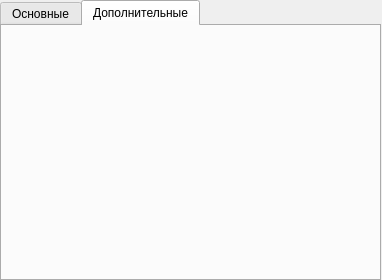
Before: the Qt Designer form ui/Settings.ui in ismd/screenshotgun, drawn with Qt 5.
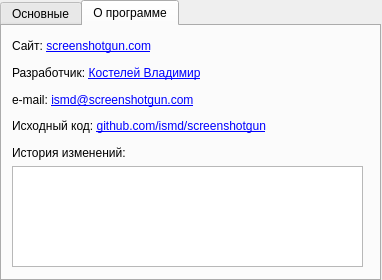
After: the same form once the commit is applied. The open tabs and pages were chosen to show the change.

Patch:
```diff
--- a/ui/Settings.ui
+++ b/ui/Settings.ui
@@ -35,28 +35,17 @@
     <attribute name="title">
      <string>Основные</string>
     </attribute>
-    <widget class="QCheckBox" name="autoStartupCheckBox">
+    <widget class="QWidget" name="">
      <property name="geometry">
       <rect>
        <x>10</x>
-       <y>150</y>
-       <width>308</width>
-       <height>31</height>
-      </rect>
-     </property>
-     <property name="text">
-      <string>Запускать при старте системы</string>
-     </property>
-    </widget>
-    <widget class="QWidget" name="layoutWidget">
-     <property name="geometry">
-      <rect>
-       <x>11</x>
        <y>11</y>
        <width>351</width>
-       <height>132</height>
+       <height>226</height>
       </rect>
      </property>
+     <layout class="QVBoxLayout" name="verticalLayout_4">
+      <item>
      <layout class="QGridLayout" name="gridLayout">
       <item row="0" column="0" rowspan="4">
        <layout class="QVBoxLayout" name="verticalLayout">
@@ -134,16 +123,15 @@
        </widget>
       </item>
      </layout>
-    </widget>
-    <widget class="QWidget" name="layoutWidget1">
-     <property name="geometry">
-      <rect>
-       <x>10</x>
-       <y>190</y>
-       <width>351</width>
-       <height>51</height>
-      </rect>
-     </property>
+      </item>
+      <item>
+       <widget class="QCheckBox" name="autoStartupCheckBox">
+        <property name="text">
+         <string>Запускать при старте системы</string>
+        </property>
+       </widget>
+      </item>
+      <item>
      <layout class="QHBoxLayout" name="horizontalLayout">
       <item>
        <widget class="QLabel" name="errorLabel">
@@ -215,6 +203,8 @@
        </widget>
       </item>
      </layout>
+      </item>
+     </layout>
     </widget>
    </widget>
    <widget class="QWidget" name="tab_2">
@@ -222,8 +212,92 @@
      <bool>true</bool>
     </property>
     <attribute name="title">
-     <string>Дополнительные</string>
+     <string>О программе</string>
     </attribute>
+    <widget class="QWidget" name="layoutWidget">
+     <property name="geometry">
+      <rect>
+       <x>10</x>
+       <y>10</y>
+       <width>300</width>
+       <height>101</height>
+      </rect>
+     </property>
+     <layout class="QVBoxLayout" name="verticalLayout_2">
+      <item>
+       <widget class="QLabel" name="label">
+        <property name="text">
+         <string>Сайт: &lt;a href=&quot;http://screenshotgun.com&quot;&gt;screenshotgun.com&lt;/a&gt;</string>
+        </property>
+        <property name="textFormat">
+         <enum>Qt::AutoText</enum>
+        </property>
+        <property name="openExternalLinks">
+         <bool>true</bool>
+        </property>
+       </widget>
+      </item>
+      <item>
+       <widget class="QLabel" name="label_2">
+        <property name="text">
+         <string>Разработчик: &lt;a href=&quot;http://ismd.me&quot;&gt;Костелей Владимир&lt;/a&gt;</string>
+        </property>
+        <property name="openExternalLinks">
+         <bool>true</bool>
+        </property>
+       </widget>
+      </item>
+      <item>
+       <widget class="QLabel" name="label_3">
+        <property name="text">
+         <string>e-mail: &lt;a href=&quot;mailto:ismd@screenshotgun.com&quot;&gt;ismd@screenshotgun.com&lt;/a&gt;</string>
+        </property>
+        <property name="openExternalLinks">
+         <bool>true</bool>
+        </property>
+       </widget>
+      </item>
+      <item>
+       <widget class="QLabel" name="label_4">
+        <property name="text">
+         <string>Исходный код: &lt;a href=&quot;https://github.com/ismd/screenshotgun&quot;&gt;github.com/ismd/screenshotgun&lt;/a&gt;</string>
+        </property>
+        <property name="openExternalLinks">
+         <bool>true</bool>
+        </property>
+       </widget>
+      </item>
+     </layout>
+    </widget>
+    <widget class="QWidget" name="layoutWidget">
+     <property name="geometry">
+      <rect>
+       <x>10</x>
+       <y>120</y>
+       <width>351</width>
+       <height>121</height>
+      </rect>
+     </property>
+     <layout class="QVBoxLayout" name="verticalLayout_3">
+      <item>
+       <widget class="QLabel" name="label_5">
+        <property name="text">
+         <string>История изменений:</string>
+        </property>
+       </widget>
+      </item>
+      <item>
+       <widget class="QPlainTextEdit" name="changelogTextEdit">
+        <property name="enabled">
+         <bool>true</bool>
+        </property>
+        <property name="readOnly">
+         <bool>true</bool>
+        </property>
+       </widget>
+      </item>
+     </layout>
+    </widget>
    </widget>
   </widget>
  </widget>
```
Lines whose indentation alone changed are shown as unchanged.
